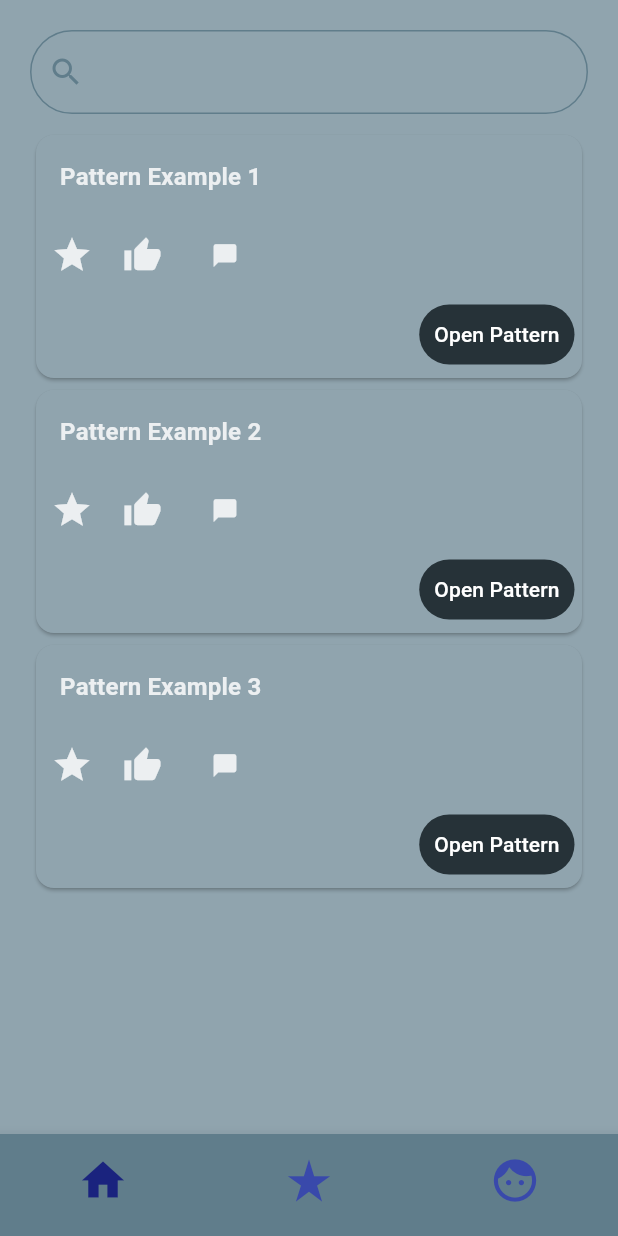
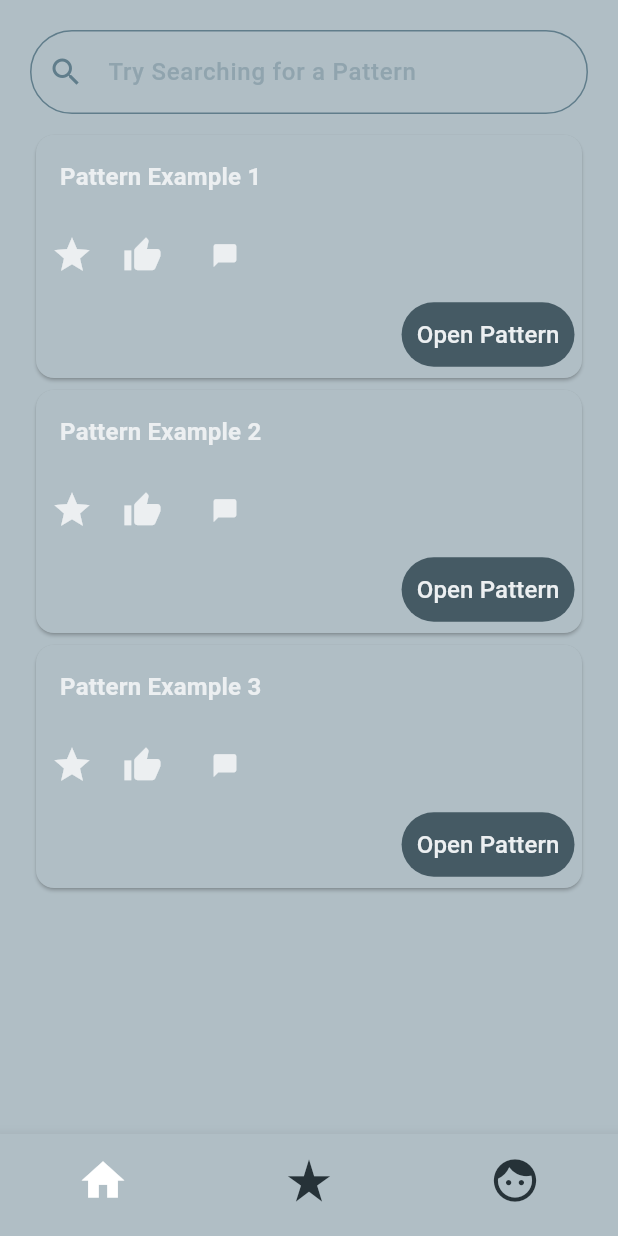
Before and after one commit to darcy-stubbins/final-year-project, a Flutter app: the screen it shows after launch, after a tap on "Submit", on a phone screen of 412 x 824 dp. Run offline on Flutter 3.47's test engine with Material 3 defaults, Android fonts, the phone set to English and light mode, and no system bars; our stand-ins replace image_picker.

Commit message:
more frontend design chnages + colour styling

```diff
--- a/lib/app.dart
+++ b/lib/app.dart
@@ -37,8 +37,8 @@ class _AppState extends State<App> {
           //colour themes
           colorScheme: ColorScheme(
             primary: primaryColor,
-            onPrimary: primaryColor,
-            surface: primaryColor.shade300,
+            onPrimary: primaryColor.shade900,
+            surface: primaryColor.shade200, //card colour**
             onSurface: Colors.white,
             secondary: secondaryColor.shade900,
             onSecondary: secondaryColor.shade900,
@@ -46,6 +46,7 @@ class _AppState extends State<App> {
             onTertiary: tertiaryColor.shade600,
             error: Colors.red,
             onError: Colors.red,
+            //(deprecated but could not find alternatives in documentation)
             background: primaryColor.shade100,
             onBackground: primaryColor.shade100,
             brightness: Brightness.light,
@@ -70,6 +71,7 @@ class _AppState extends State<App> {
               //style for hint text
               labelLarge: TextStyle(
                 color: primaryColor.shade900,
+                fontSize: 16.0,
               ),
               //style for hint text (search bar)
               labelMedium: TextStyle(
@@ -79,9 +81,14 @@ class _AppState extends State<App> {
           //button themes
           filledButtonTheme: FilledButtonThemeData(
             style: FilledButton.styleFrom(
-                backgroundColor: primaryColor.shade900,
-                foregroundColor: Colors.white,
+                backgroundColor: primaryColor.shade700,
+                foregroundColor: primaryColor.shade50,
                 padding: EdgeInsets.all(10.0)),
+          ),
+          //button theme (counter buttons)
+          floatingActionButtonTheme: FloatingActionButtonThemeData(
+            backgroundColor: primaryColor.shade900,
+            foregroundColor: primaryColor.shade50,
           ),
           //icon themes
           iconTheme: IconThemeData(
--- a/lib/dashboard.dart
+++ b/lib/dashboard.dart
@@ -38,7 +38,7 @@ class _DashboardState extends State<Dashboard> {
         bottomNavigationBar: BottomNavigationBar(
           showSelectedLabels: false,
           showUnselectedLabels: false,
-          backgroundColor: Theme.of(context).colorScheme.primary,
+          backgroundColor: Theme.of(context).colorScheme.surface,
           type: BottomNavigationBarType.fixed,
           currentIndex: navBarIndex,
           onTap: _onItemClicked,
@@ -49,8 +49,8 @@ class _DashboardState extends State<Dashboard> {
                 icon: Icon(
                   Icons.home,
                   color: (Core.getInstance().dashboardPageIndex == 0)
-                      ? Theme.of(context).colorScheme.secondary
-                      : Theme.of(context).colorScheme.tertiary,
+                      ? Theme.of(context).colorScheme.onSurface
+                      : Theme.of(context).colorScheme.onPrimary,
                   size: 34.0,
                 ),
                 label: "Home"),
@@ -59,8 +59,8 @@ class _DashboardState extends State<Dashboard> {
                 icon: Icon(
                   Icons.star_rate,
                   color: (Core.getInstance().dashboardPageIndex == 1)
-                      ? Theme.of(context).colorScheme.secondary
-                      : Theme.of(context).colorScheme.tertiary,
+                      ? Theme.of(context).colorScheme.onSurface
+                      : Theme.of(context).colorScheme.onPrimary,
                   size: 34.0,
                 ),
                 label: "Saved"),
@@ -69,8 +69,8 @@ class _DashboardState extends State<Dashboard> {
                 icon: Icon(
                   Icons.face,
                   color: (Core.getInstance().dashboardPageIndex == 2)
-                      ? Theme.of(context).colorScheme.secondary
-                      : Theme.of(context).colorScheme.tertiary,
+                      ? Theme.of(context).colorScheme.onSurface
+                      : Theme.of(context).colorScheme.onPrimary,
                   size: 34.0,
                 ),
                 label: "Profile"),
--- a/lib/pages/home.dart
+++ b/lib/pages/home.dart
@@ -42,6 +42,8 @@ class _HomeState extends State<Home> {
               padding: EdgeInsets.only(bottom: 10.0),
               //search bar
               child: TextField(
+                style:
+                    TextStyle(color: Theme.of(context).colorScheme.onPrimary),
                 onChanged: searchBarChanged,
                 decoration: InputDecoration(
                   hintText: "Try Searching for a Pattern",
--- a/lib/pages/login.dart
+++ b/lib/pages/login.dart
@@ -37,8 +37,10 @@ class _LoginState extends State<Login> {
                         style: Theme.of(context).textTheme.titleMedium,
                       ),
                     ),
+                    Padding(
+                      padding: EdgeInsets.only(left: 5.0, right: 5.0),
                       //email field
-                    TextFormField(
+                      child: TextFormField(
                         decoration: InputDecoration(
                           hintText: 'Enter your email',
                           hintStyle: Theme.of(context).textTheme.labelLarge,
@@ -50,8 +52,12 @@ class _LoginState extends State<Login> {
                           return null;
                         },
                       ),
+                    ),
+                    Padding(
+                      padding:
+                          EdgeInsets.only(left: 5.0, right: 5.0, bottom: 10.0),
                       //password field
-                    TextFormField(
+                      child: TextFormField(
                         decoration: InputDecoration(
                           hintText: 'Enter your password',
                           hintStyle: Theme.of(context).textTheme.labelLarge,
@@ -62,6 +68,7 @@ class _LoginState extends State<Login> {
                           }
                           return null;
                         },
+                      ),
                     ),
                     Row(
                       children: <Widget>[
--- a/lib/pages/patternDetails.dart
+++ b/lib/pages/patternDetails.dart
@@ -43,7 +43,6 @@ class _PatternDetailsState extends State<PatternDetails> {
                   const EdgeInsets.only(top: 10.0, bottom: 10.0, right: 40.0),
               child: FloatingActionButton(
                 onPressed: _decrementCounter,
-                backgroundColor: Colors.indigo,
                 child: const Icon(Icons.remove),
               ),
             ),
@@ -61,7 +60,6 @@ class _PatternDetailsState extends State<PatternDetails> {
                   const EdgeInsets.only(top: 10.0, bottom: 10.0, left: 40.0),
               child: FloatingActionButton(
                 onPressed: _incrementCounter,
-                backgroundColor: Colors.indigo,
                 child: const Icon(Icons.add),
               ),
             ),
@@ -77,7 +75,7 @@ class _PatternDetailsState extends State<PatternDetails> {
             onPressed: () {
               Core.getInstance().createCounter();
             },
-            child: const Text('Add Counter'),
+            child: Text('Add Counter'),
           ),
         ),
       );
--- a/lib/pages/profile.dart
+++ b/lib/pages/profile.dart
@@ -1,5 +1,4 @@
 import 'dart:io';
-
 import 'package:flutter/material.dart';
 import 'package:image_picker/image_picker.dart';
 
```
Lines whose indentation alone changed are shown as unchanged.
